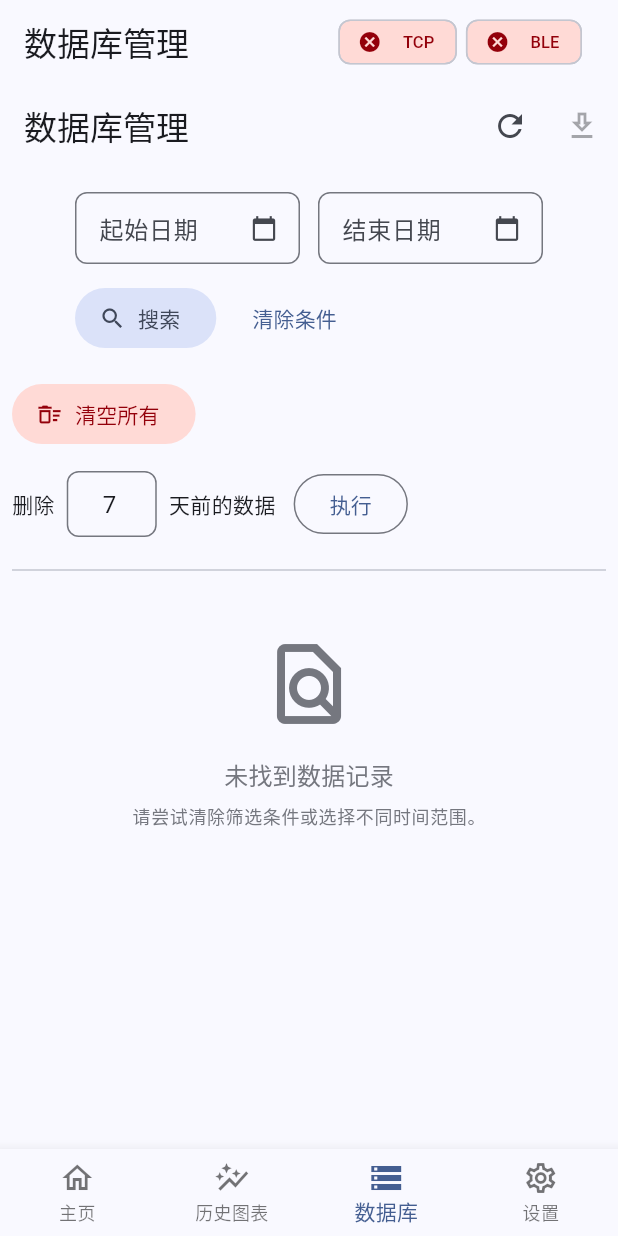
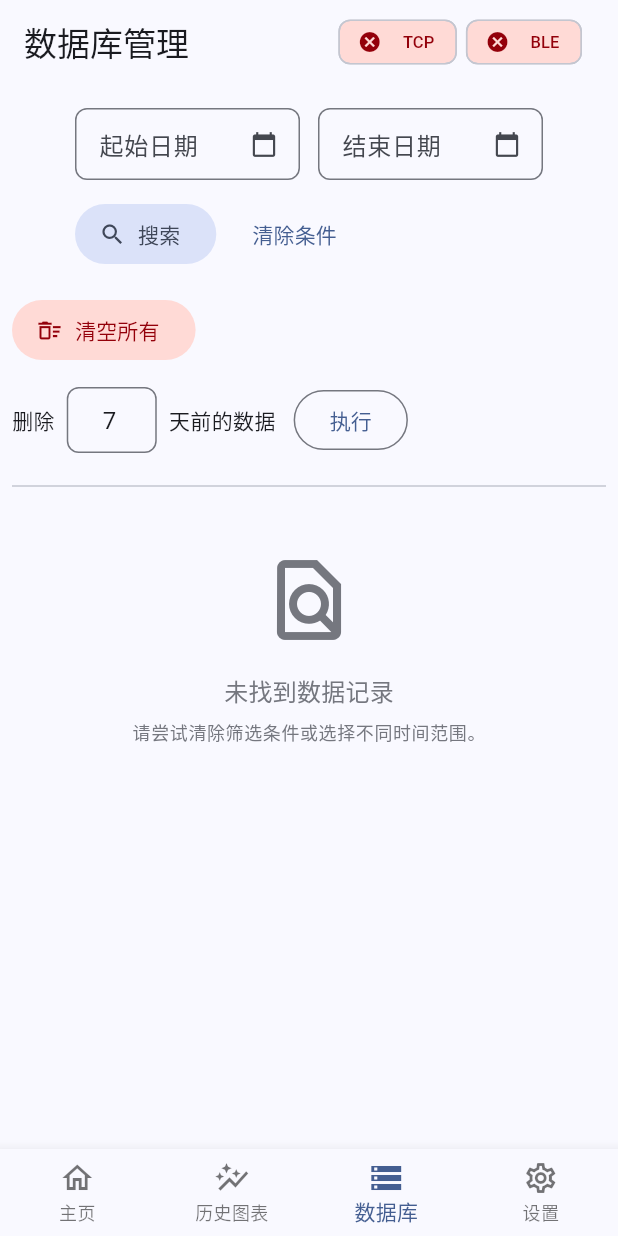
Before and after one commit to Tinnci/upper_flutter, a Flutter app: the screen it shows after launch, item 3 of the bottom bar chosen, on a phone screen of 412 x 824 dp. Run offline on Flutter 3.47's test engine with Material 3 defaults, Android fonts, the phone set to English and light mode, and no system bars; drawn by our look-alikes of dynamic_color; our stand-ins replace fl_chart, permission_handler, shared_preferences, sqflite, sqflite_common_ffi; missing offline and left inert: network_info_plus, universal_ble; accounts and stored records are empty.

Commit message:
移除数据库管理和设置界面的 Scaffold 和 AppBar，相关标题和操作将由 HomeScreen 的 AppBar 处理。优化了界面布局，确保内容在不同屏幕尺寸下的适配性。

```diff
--- a/lib/screens/db_management_screen.dart
+++ b/lib/screens/db_management_screen.dart
@@ -269,10 +269,11 @@ class _DbManagementScreenState extends State<DbManagementScreen> {
     // Determine if the screen is narrow
     final isSmallScreen = MediaQuery.of(context).size.width < 600;
 
-    String appBarTitle = '数据库管理';
-    if (widget.initialSensorFocus != null && widget.initialSensorFocus!.isNotEmpty) {
-      appBarTitle += ' - ${widget.initialSensorFocus}';
-    }
+    // appBarTitle logic will be moved to HomeScreen's _buildAppBar
+    // String appBarTitle = '数据库管理';
+    // if (widget.initialSensorFocus != null && widget.initialSensorFocus!.isNotEmpty) {
+    //   appBarTitle += ' - ${widget.initialSensorFocus}';
+    // }
 
     // Wrap with Actions widget
     return Actions(
@@ -282,23 +283,9 @@ class _DbManagementScreenState extends State<DbManagementScreen> {
       },
       child: Focus( // Ensure the Actions widget can receive focus
          autofocus: true, // Request focus when the screen is built
-         child: Scaffold(
-           appBar: AppBar(
-             title: Text(appBarTitle), // 使用动态标题
-             actions: [
-               IconButton(
-                 icon: const Icon(Icons.refresh),
-                 onPressed: _isLoading ? null : () => _loadData(),
-                 tooltip: '刷新',
-               ),
-               IconButton(
-                 icon: const Icon(Icons.download_outlined), // Outlined icon
-                 onPressed: _isLoading || _data.isEmpty ? null : _exportCsv,
-                 tooltip: '导出 CSV (Ctrl+E)',
-               ),
-             ],
-           ),
-           body: SingleChildScrollView(
+         // REMOVED Scaffold and AppBar here
+         // The AppBar title and its actions (refresh, export) will be handled by HomeScreen's AppBar
+         child: SingleChildScrollView(
            child: Padding( // Add padding around the body content
              padding: EdgeInsets.all(isSmallScreen ? 8.0 : 16.0),
              child: Column(
@@ -336,7 +323,6 @@ class _DbManagementScreenState extends State<DbManagementScreen> {
                            )
                          : _buildDataTable(),
                ],
-               ),
              ),
            ),
          ),
```
Also changed, not shown: lib/screens/settings_screen.dart (+3 -14 lines). Lines whose indentation alone changed are shown as unchanged.
